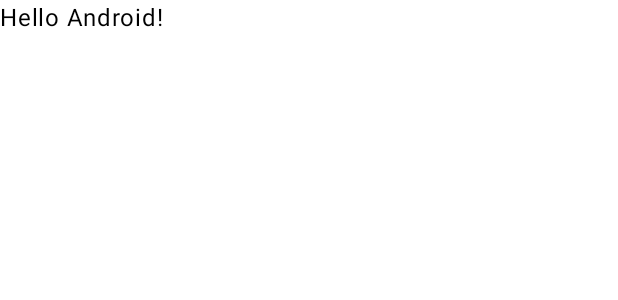
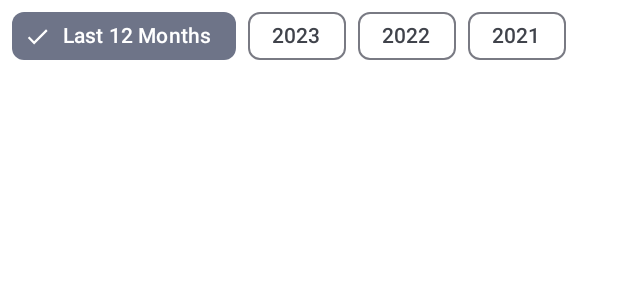
Before and after one commit to arpit999/FilterDateDemo, an Android app built with Jetpack Compose: the @Preview function GreetingPreview, on a phone screen of 412 x 824 dp. Shown: the top 300 px of the screen. Run offline under Robolectric (Android 15) with nearby library versions, the phone set to English and light mode, and no system bars.

Commit message:
Added Filter option using chips
Signed-off-by: arpit <arpitpatel009@gmail.com>

```diff
--- a/app/src/main/java/com/example/filterdatedemo/Data.kt
+++ b/app/src/main/java/com/example/filterdatedemo/Data.kt
@@ -5,7 +5,20 @@ import java.util.Date
 
 object Data {
 
-    fun getYearToStatementsMap(statements: List<Statement>): List<Pair<String, List<Statement>>> {
+    fun getFilterOptions(statements: List<Statement>): List<FilterOption> {
+        val filterPairs: List<Pair<String, List<Statement>>> =
+            listOf(Pair("Last 12 Months", getLast12MonthsStatements(statements))) + getYearToStatementsMap(statements)
+
+        return filterPairs.mapIndexed { index, (option, statementList) ->
+            FilterOption(option, statementList, index == 0)
+        }
+    }
+
+//    fun getStatementsForYear(year: String, statements: List<Statement>): List<Statement>? {
+//        return getYearToStatementsMap(statements).find { it.first == year }?.second
+//    }
+
+    private fun getYearToStatementsMap(statements: List<Statement>): List<Pair<String, List<Statement>>> {
         val currentYear = Calendar.getInstance().get(Calendar.YEAR)
 
         val uniqueYears = statements.filter { it.date.year + 1900 != currentYear }.map { it.date.year + 1900 }.distinct().sortedDescending()
--- /dev/null
+++ b/app/src/main/java/com/example/filterdatedemo/FilterOption.kt
@@ -0,0 +1,3 @@
+package com.example.filterdatedemo
+
+data class FilterOption(val option: String, val statement: List<Statement>, var enable: Boolean = false)
--- a/app/src/main/java/com/example/filterdatedemo/MainActivity.kt
+++ b/app/src/main/java/com/example/filterdatedemo/MainActivity.kt
@@ -3,13 +3,29 @@ package com.example.filterdatedemo
 import android.os.Bundle
 import androidx.activity.ComponentActivity
 import androidx.activity.compose.setContent
+import androidx.compose.foundation.layout.Arrangement
+import androidx.compose.foundation.layout.Column
+import androidx.compose.foundation.layout.PaddingValues
 import androidx.compose.foundation.layout.fillMaxSize
+import androidx.compose.foundation.layout.size
+import androidx.compose.foundation.lazy.LazyRow
+import androidx.compose.foundation.lazy.items
+import androidx.compose.material.icons.Icons
+import androidx.compose.material.icons.filled.Done
+import androidx.compose.material3.ExperimentalMaterial3Api
+import androidx.compose.material3.FilterChip
+import androidx.compose.material3.FilterChipDefaults
+import androidx.compose.material3.Icon
 import androidx.compose.material3.MaterialTheme
 import androidx.compose.material3.Surface
 import androidx.compose.material3.Text
 import androidx.compose.runtime.Composable
+import androidx.compose.runtime.getValue
+import androidx.compose.runtime.mutableStateOf
+import androidx.compose.runtime.remember
 import androidx.compose.ui.Modifier
 import androidx.compose.ui.tooling.preview.Preview
+import androidx.compose.ui.unit.dp
 import com.example.filterdatedemo.ui.theme.FilterDateDemoTheme
 
 class MainActivity : ComponentActivity() {
@@ -17,27 +33,65 @@ class MainActivity : ComponentActivity() {
         super.onCreate(savedInstanceState)
         setContent {
             FilterDateDemoTheme {
+
+                val filterOptions = remember {
+                    Data.getFilterOptions(Data.generateSemiMonthlyStatements())
+                }
+
                 // A surface container using the 'background' color from the theme
                 Surface(modifier = Modifier.fillMaxSize(), color = MaterialTheme.colorScheme.background) {
-                    Greeting("Android")
+                    Column {
+                        FilterOptions(filterOptions)
+                    }
                 }
             }
         }
     }
 }
 
+
 @Composable
-fun Greeting(name: String, modifier: Modifier = Modifier) {
-    Text(
-        text = "Hello $name!",
-        modifier = modifier
+fun FilterOptions(filterOptions: List<FilterOption>) {
+    LazyRow(modifier = Modifier, horizontalArrangement = Arrangement.spacedBy(8.dp), contentPadding = PaddingValues(horizontal = 8.dp)) {
+        items(filterOptions) {
+            FilterChip(it)
+        }
+    }
+}
+
+@OptIn(ExperimentalMaterial3Api::class)
+@Composable
+fun FilterChip(filterOption: FilterOption) {
+    val selected by remember { mutableStateOf(filterOption.enable) }
+
+    FilterChip(
+        onClick = { filterOption.enable = !selected },
+        label = {
+            Text(filterOption.option)
+        },
+        selected = selected,
+        leadingIcon = if (selected) {
+            {
+                Icon(
+                    imageVector = Icons.Filled.Done,
+                    contentDescription = "Done icon",
+                    modifier = Modifier.size(FilterChipDefaults.IconSize)
+                )
+            }
+        } else {
+            null
+        },
     )
 }
 
 @Preview(showBackground = true)
 @Composable
 fun GreetingPreview() {
+    val filters = Data.getFilterOptions(Data.generateSemiMonthlyStatements())
+
     FilterDateDemoTheme {
-        Greeting("Android")
+        Column {
+            FilterOptions(filters)
+        }
     }
 }
```
Also changed, not shown: 1 other file.
